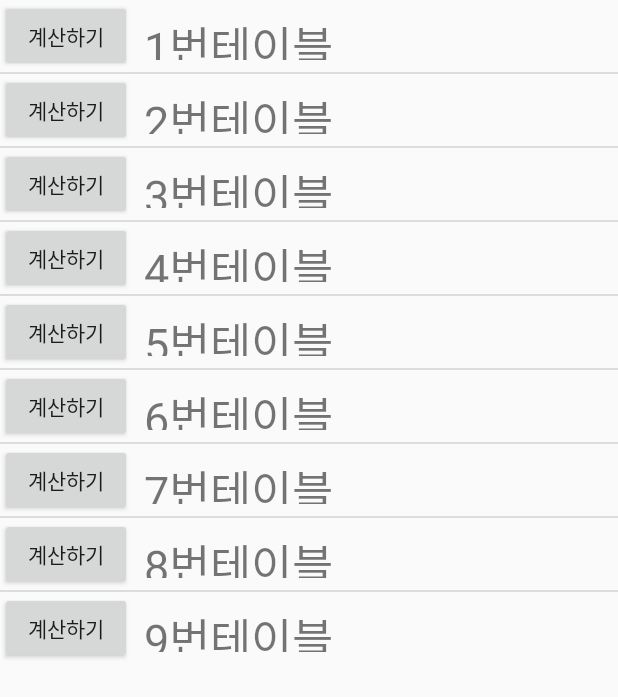
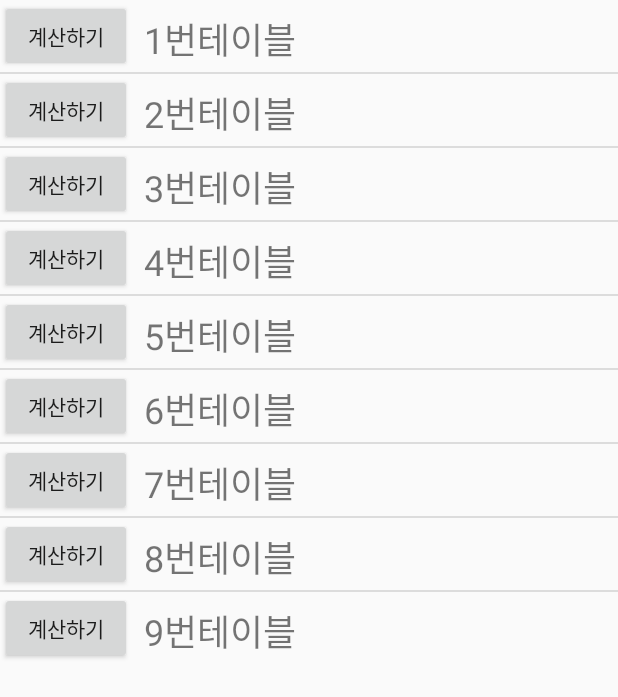
Before and after one commit to meeyoungchoi-dev-rookie/SmartMenu6, an Android app: the ManagerSecondPage screen opened directly, with no data from a screen before it, on a phone screen of 412 x 824 dp. Shown: the top 697 px of the screen. Run offline under Robolectric (Android 15) with nearby library versions, the phone set to English and light mode, and no system bars.

Commit message:
0831수정2commit 푸시메시지 수신, 글자크기 수정

```diff
--- a/app/build.gradle
+++ b/app/build.gradle
@@ -34,6 +34,8 @@ dependencies {
     compile 'com.google.firebase:firebase-database:11.6.0'
     compile 'com.google.firebase:firebase-storage:11.6.0'
     compile 'com.google.firebase:firebase-auth:11.6.0'
+    compile 'com.google.firebase:firebase-messaging:11.6.0'
+
 
 }
 
--- a/app/src/main/res/layout/table_item_cal.xml
+++ b/app/src/main/res/layout/table_item_cal.xml
@@ -16,16 +16,15 @@
         android:layout_height="match_parent"
         android:layout_gravity="center"
         android:orientation="horizontal"
-        android:padding="8dp"
-        >
+        android:padding="8dp">
 
 
         <TextView
             android:id="@+id/table_no"
+            android:layout_width="wrap_content"
+            android:layout_height="wrap_content"
             android:text="테이블번호"
-            android:textSize="30sp"
-            android:layout_width="wrap_content"
-            android:layout_height="wrap_content" />
+            android:textSize="24sp" />
 
     </LinearLayout>
 </LinearLayout>
```
Also changed, not shown: app/src/main/AndroidManifest.xml (+14 -1 lines), app/src/main/java/com/example/user/smartmenu6/service/FoodFirbaseMessagingService.java (added, +20 -0 lines), app/src/main/java/com/example/user/smartmenu6/service/FoodFirebaseInstanceIdService.java (added, +16 -0 lines).
